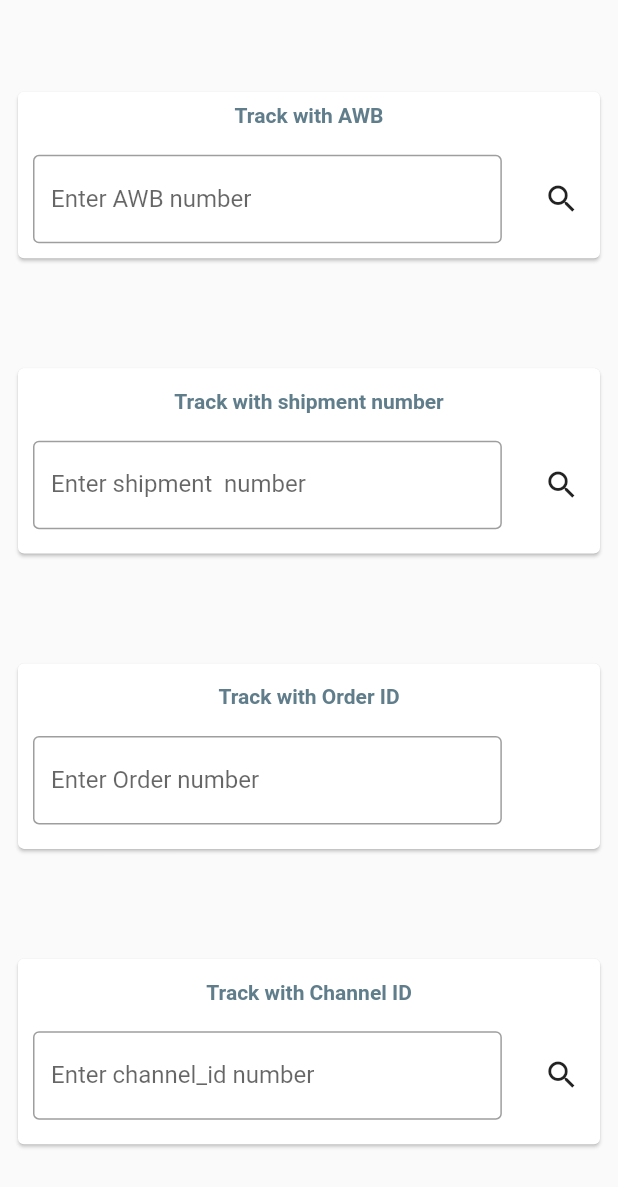
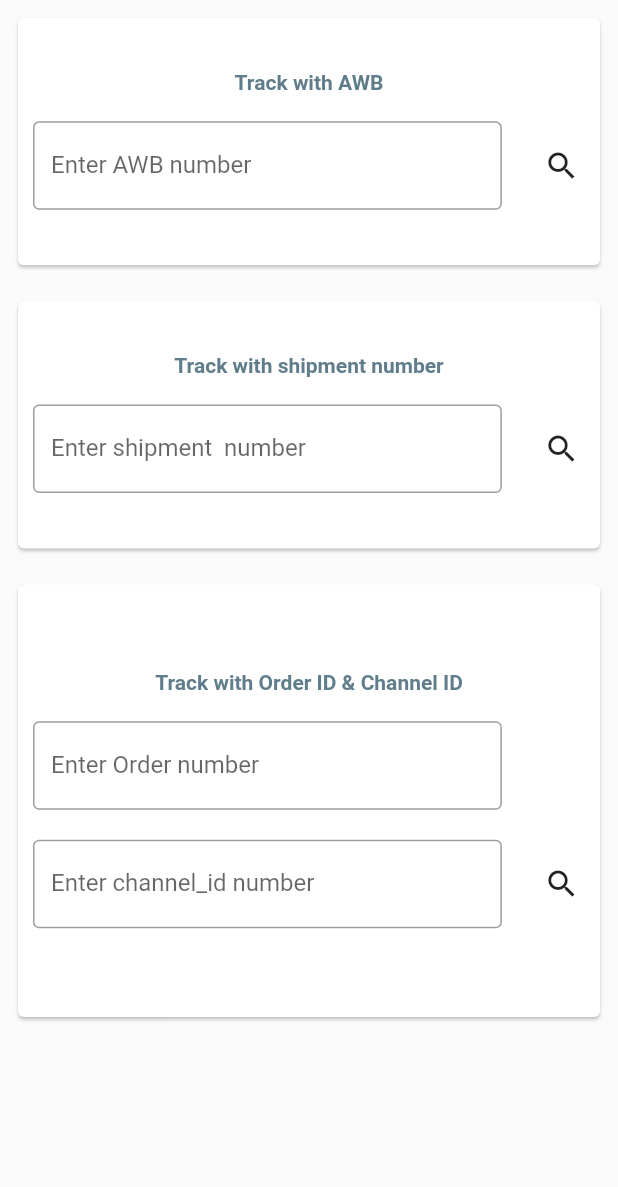
Before and after one commit to C-m3-Codin/Apostrophe__2, a Flutter app: the TrackPage screen opened directly with empty values, on a phone screen of 412 x 824 dp. Shown: the top 1187 px of the screen. Run offline on Flutter 3.47's test engine with Material 2 defaults, Android fonts, the phone set to English and light mode, and no system bars; our stand-ins replace flutter_map, latlong2; missing offline and left inert: bottom_bar.

Commit message:
trackpage

```diff
--- a/lib/TracksPage.dart
+++ b/lib/TracksPage.dart
@@ -119,10 +119,10 @@ class _TrackState extends State<TrackPage> {
     );
   }
 
-  Column SearchBar() {
-    return Column(
-        mainAxisAlignment: MainAxisAlignment.spaceEvenly,
-        crossAxisAlignment: CrossAxisAlignment.center,
+  ListView SearchBar() {
+    return ListView(
+        // mainAxisAlignment: MainAxisAlignment.spaceEvenly,
+        // crossAxisAlignment: CrossAxisAlignment.center,
         children: <Widget>[
           // With AWB
           Padding(
@@ -131,7 +131,7 @@ class _TrackState extends State<TrackPage> {
               child: Card(
                 child: Container(
                   width: MediaQuery.of(context).size.width,
-                  // height: MediaQuery.of(context).size.height * 0.15,
+                  height: MediaQuery.of(context).size.height * 0.2,
                   child: Column(
                     mainAxisAlignment: MainAxisAlignment.center,
                     children: [
@@ -176,9 +176,9 @@ class _TrackState extends State<TrackPage> {
             padding: const EdgeInsets.all(8.0),
             child: Expanded(
               child: Card(
-                child: Container(
+                child: SizedBox(
                   width: MediaQuery.of(context).size.width,
-                  height: MediaQuery.of(context).size.height * 0.15,
+                  height: MediaQuery.of(context).size.height * 0.2,
                   child: Column(
                     mainAxisAlignment: MainAxisAlignment.center,
                     children: [
@@ -223,13 +223,15 @@ class _TrackState extends State<TrackPage> {
             padding: const EdgeInsets.all(8.0),
             child: Expanded(
               child: Card(
-                child: Container(
+                child: SizedBox(
                   width: MediaQuery.of(context).size.width,
-                  height: MediaQuery.of(context).size.height * 0.15,
+                  height: MediaQuery.of(context).size.height * 0.35,
                   child: Column(
                     mainAxisAlignment: MainAxisAlignment.center,
                     children: [
-                      tracking_heading("Track with Order ID"),
+                      tracking_heading("Track with Order ID & Channel ID"),
+                      Column(
+                        children: [
                           Row(
                             children: [
                               Flexible(
@@ -250,28 +252,12 @@ class _TrackState extends State<TrackPage> {
                                 child: Container(
                                     alignment: Alignment.center,
                                     padding: const EdgeInsets.all(10),
-                                  child: Text(" ")))
-                        ],
+                                    child: Text(" ")),
                               ),
                             ],
                           ),
-                ),
-              ),
-            ),
-          ),
-          // with Channel id number
-          Padding(
-            padding: const EdgeInsets.all(8.0),
-            child: Expanded(
-              child: Card(
-                child: Container(
-                  width: MediaQuery.of(context).size.width,
-                  height: MediaQuery.of(context).size.height * 0.15,
-                  child: Column(
-                    mainAxisAlignment: MainAxisAlignment.center,
+                          Row(
                             children: [
-                      tracking_heading("Track with Channel ID"),
-                      Row(children: [
                               Flexible(
                                 flex: 6,
                                 child: Container(
@@ -300,13 +286,37 @@ class _TrackState extends State<TrackPage> {
                                         },
                                         icon: Icon(Icons.search))),
                               ),
-                      ]),
+                            ],
+                          )
+                        ],
+                      ),
                     ],
                   ),
                 ),
               ),
             ),
           ),
+          // with Channel id number
+          // Padding(
+          //   padding: const EdgeInsets.all(8.0),
+          //   child: Expanded(
+          //     child: Card(
+          //       child: SizedBox(
+          //         width: MediaQuery.of(context).size.width,
+          //         height: MediaQuery.of(context).size.height * 0.2,
+          //         child: Column(
+          //           mainAxisAlignment: MainAxisAlignment.center,
+          //           children: [
+          //             tracking_heading("Track with Channel ID"),
+          //             Row(children: [
+
+          //             ]),
+          //           ],
+          //         ),
+          //       ),
+          //     ),
+          //   ),
+          // ),
           // asdfs
         ]);
   }
```
Lines whose indentation alone changed are shown as unchanged.
